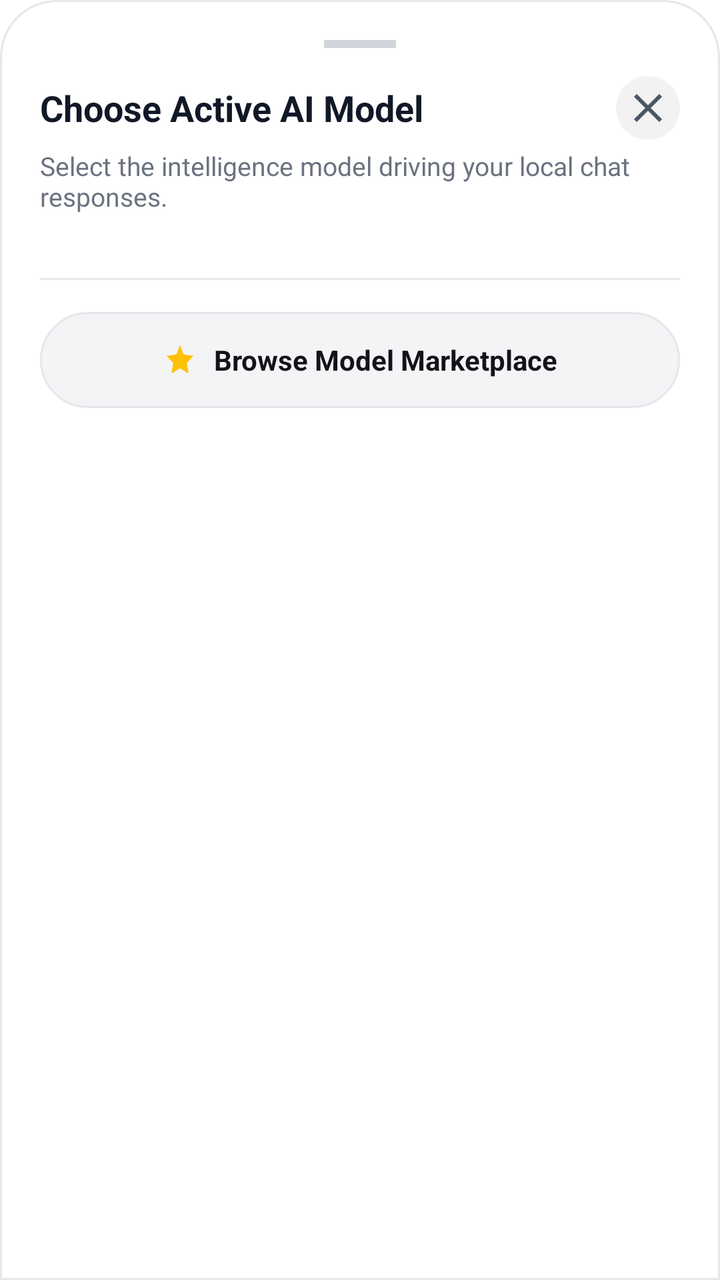
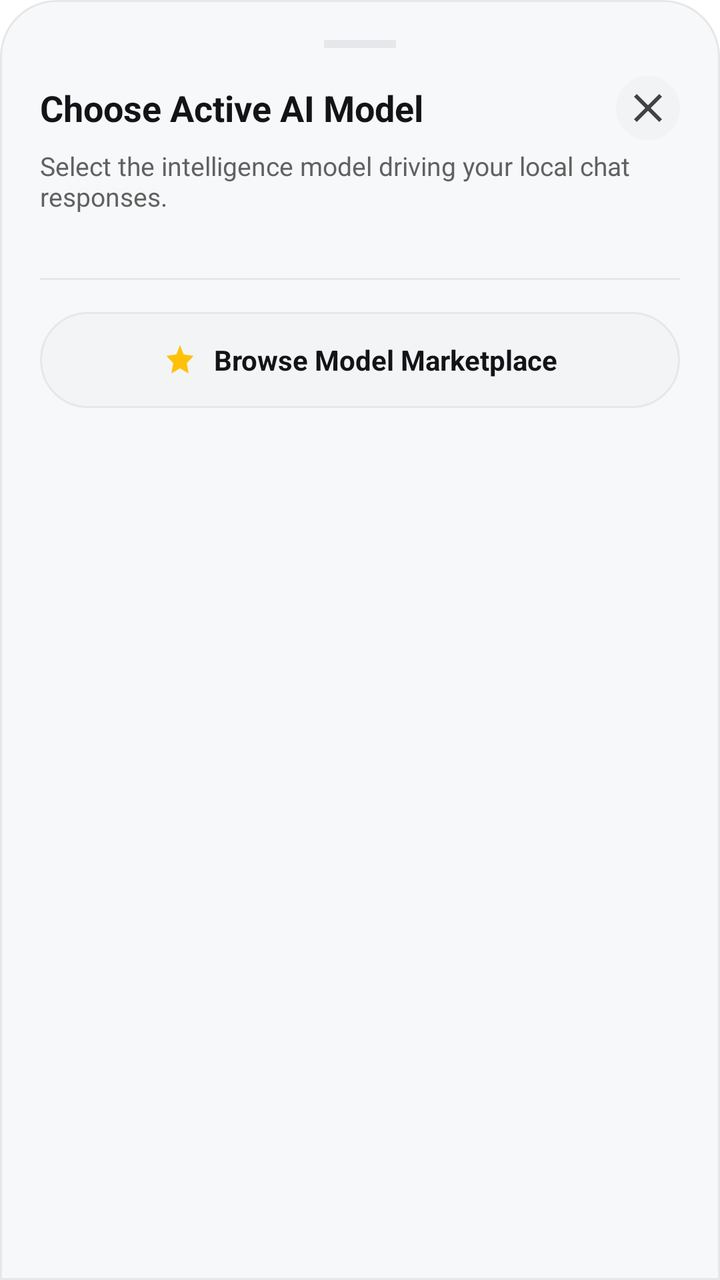

The first picture is an Android layout as it rendered before a commit; the second is the same layout after the commit. The layout source and the unified diff follow.
<!-- AndroidManifest.xml: application theme Theme.AppTempeLate -->
<!-- res/layout/dialog_chat_model_picker.xml -->
<?xml version="1.0" encoding="utf-8"?>
<LinearLayout xmlns:android="http://schemas.android.com/apk/res/android"
    xmlns:app="http://schemas.android.com/apk/res-auto"
    android:layout_width="match_parent"
    android:layout_height="wrap_content"
    android:background="@drawable/bg_bottom_sheet_rounded_top"
    android:orientation="vertical"
    android:padding="20dp">

    
    <View
        android:layout_width="36dp"
        android:layout_height="4dp"
        android:layout_gravity="center_horizontal"
        android:layout_marginBottom="14dp"
        android:background="#D1D5DB" />

    
    <LinearLayout
        android:layout_width="match_parent"
        android:layout_height="wrap_content"
        android:gravity="center_vertical"
        android:orientation="horizontal">

        <TextView
            android:layout_width="0dp"
            android:layout_height="wrap_content"
            android:layout_weight="1"
            android:text="Choose Active AI Model"
            android:textColor="#111827"
            android:textSize="18sp"
            android:textStyle="bold" />

        <ImageButton
            android:id="@+id/btnClosePicker"
            android:layout_width="32dp"
            android:layout_height="32dp"
            android:background="@drawable/bg_circle_icon_button"
            android:contentDescription="Close"
            android:padding="6dp"
            android:src="@drawable/ic_close"
            app:tint="#4B5563" />

    </LinearLayout>

    <TextView
        android:layout_width="match_parent"
        android:layout_height="wrap_content"
        android:layout_marginTop="4dp"
        android:text="Select the intelligence model driving your local chat responses."
        android:textColor="#6B7280"
        android:textSize="13sp" />

    
    <LinearLayout
        android:id="@+id/llPickerModelsContainer"
        android:layout_width="match_parent"
        android:layout_height="wrap_content"
        android:layout_marginTop="16dp"
        android:orientation="vertical" />

    <View
        android:layout_width="match_parent"
        android:layout_height="1dp"
        android:layout_marginVertical="16dp"
        android:background="#E5E7EB" />

    
    <LinearLayout
        android:id="@+id/btnOpenMarketplaceFromPicker"
        android:layout_width="match_parent"
        android:layout_height="48dp"
        android:background="@drawable/bg_button_cancel_pill"
        android:clickable="true"
        android:focusable="true"
        android:gravity="center"
        android:orientation="horizontal"
        android:paddingHorizontal="16dp">

        <ImageView
            android:layout_width="18dp"
            android:layout_height="18dp"
            android:src="@drawable/ic_sparkles" />

        <TextView
            android:layout_width="wrap_content"
            android:layout_height="wrap_content"
            android:layout_marginStart="8dp"
            android:text="Browse Model Marketplace"
            android:textColor="#121417"
            android:textSize="14sp"
            android:textStyle="bold" />

    </LinearLayout>

</LinearLayout>
<!-- resources referenced by this layout -->
<resources>
  <!-- drawable bg_bottom_sheet_rounded_top (drawable) -->
  <?xml version="1.0" encoding="utf-8"?>
  <shape xmlns:android="http://schemas.android.com/apk/res/android"
      android:shape="rectangle">
      <solid android:color="#FFFFFF" />
      <corners
          android:topLeftRadius="28dp"
          android:topRightRadius="28dp"
          android:bottomLeftRadius="0dp"
          android:bottomRightRadius="0dp" />
      <stroke
          android:width="1dp"
          android:color="#E5E7EB" />
  </shape>
  <!-- drawable bg_button_cancel_pill (drawable) -->
  <?xml version="1.0" encoding="utf-8"?>
  <ripple xmlns:android="http://schemas.android.com/apk/res/android"
      android:color="#E5E7EB">
      <item>
          <shape android:shape="rectangle">
              <solid android:color="#F3F4F6" />
              <corners android:radius="24dp" />
              <stroke
                  android:width="1dp"
                  android:color="#E5E7EB" />
          </shape>
      </item>
  </ripple>
  <!-- drawable bg_circle_icon_button (drawable) -->
  <?xml version="1.0" encoding="utf-8"?>
  <ripple xmlns:android="http://schemas.android.com/apk/res/android"
      android:color="#1F000000">
      <item>
          <shape android:shape="oval">
              <solid android:color="#0D000000" />
          </shape>
      </item>
  </ripple>
  <!-- drawable ic_close (drawable) -->
  <vector xmlns:android="http://schemas.android.com/apk/res/android"
      android:width="24dp"
      android:height="24dp"
      android:viewportWidth="24"
      android:viewportHeight="24">
    <path
        android:fillColor="#D8DCDE"
        android:pathData="M19,6.41L17.59,5 12,10.59 6.41,5 5,6.41 10.59,12 5,17.59 6.41,19 12,13.41 17.59,19 19,17.59 13.41,12z"/>
  </vector>
  <!-- drawable ic_sparkles (drawable) -->
  <?xml version="1.0" encoding="utf-8"?>
  <vector xmlns:android="http://schemas.android.com/apk/res/android"
      android:width="24dp"
      android:height="24dp"
      android:viewportWidth="24"
      android:viewportHeight="24">
      <path
          android:fillColor="#FFC107"
          android:pathData="M12,2L14.39,8.26L21,9.27L16.5,14.14L17.77,21L12,17.56L6.23,21L7.5,14.14L3,9.27L9.61,8.26L12,2Z" />
  </vector>
  <style name="Theme.AppTempeLate" parent="Theme.MaterialComponents.DayNight.NoActionBar">
          
          <item name="windowActionBar">false</item>
          <item name="windowNoTitle">true</item>
          <item name="android:windowActionBar">false</item>
          <item name="android:windowNoTitle">true</item>
  
          
          <item name="android:windowBackground">@color/white</item>
          <item name="android:statusBarColor">@color/white</item>
          <item name="android:windowLightStatusBar">true</item>
          <item name="android:navigationBarColor">@color/white</item>
      </style>
  <color name="white">#FFFFFF</color>
</resources>

<!-- the commit's change to res/layout/dialog_chat_model_picker.xml (unified diff, before → after) -->
@@ -13,7 +13,7 @@
         android:layout_height="4dp"
         android:layout_gravity="center_horizontal"
         android:layout_marginBottom="14dp"
-        android:background="#D1D5DB" />
+        android:background="@color/app_card_border" />
 
     
     <LinearLayout
@@ -27,7 +27,7 @@
             android:layout_height="wrap_content"
             android:layout_weight="1"
             android:text="Choose Active AI Model"
-            android:textColor="#111827"
+            android:textColor="@color/text_primary"
             android:textSize="18sp"
             android:textStyle="bold" />
 
@@ -39,7 +39,7 @@
             android:contentDescription="Close"
             android:padding="6dp"
             android:src="@drawable/ic_close"
-            app:tint="#4B5563" />
+            app:tint="@color/icon_tint" />
 
     </LinearLayout>
 
@@ -48,7 +48,7 @@
         android:layout_height="wrap_content"
         android:layout_marginTop="4dp"
         android:text="Select the intelligence model driving your local chat responses."
-        android:textColor="#6B7280"
+        android:textColor="@color/text_secondary"
         android:textSize="13sp" />
 
     
@@ -63,7 +63,7 @@
         android:layout_width="match_parent"
         android:layout_height="1dp"
         android:layout_marginVertical="16dp"
-        android:background="#E5E7EB" />
+        android:background="@color/app_card_border" />
 
     
     <LinearLayout
@@ -87,7 +87,7 @@
             android:layout_height="wrap_content"
             android:layout_marginStart="8dp"
             android:text="Browse Model Marketplace"
-            android:textColor="#121417"
+            android:textColor="@color/text_primary"
             android:textSize="14sp"
             android:textStyle="bold" />
 
<!-- resource entries referenced after the edit -->
@@ -1,10 +1,14 @@
 <!-- resources referenced by this layout -->
 <resources>
+  <color name="app_card_border">#E5E7EB</color>
+  <color name="icon_tint">#424242</color>
+  <color name="text_primary">#121417</color>
+  <color name="text_secondary">#616161</color>
   <!-- drawable bg_bottom_sheet_rounded_top (drawable) -->
   <?xml version="1.0" encoding="utf-8"?>
   <shape xmlns:android="http://schemas.android.com/apk/res/android"
       android:shape="rectangle">
-      <solid android:color="#FFFFFF" />
+      <solid android:color="@color/app_surface_background" />
       <corners
           android:topLeftRadius="28dp"
           android:topRightRadius="28dp"
@@ -12,19 +16,19 @@
           android:bottomRightRadius="0dp" />
       <stroke
           android:width="1dp"
-          android:color="#E5E7EB" />
+          android:color="@color/app_card_border" />
   </shape>
   <!-- drawable bg_button_cancel_pill (drawable) -->
   <?xml version="1.0" encoding="utf-8"?>
   <ripple xmlns:android="http://schemas.android.com/apk/res/android"
-      android:color="#E5E7EB">
+      android:color="#1F000000">
       <item>
           <shape android:shape="rectangle">
-              <solid android:color="#F3F4F6" />
+              <solid android:color="@color/app_card_background" />
               <corners android:radius="24dp" />
               <stroke
                   android:width="1dp"
-                  android:color="#E5E7EB" />
+                  android:color="@color/app_card_border" />
           </shape>
       </item>
   </ripple>
@@ -34,7 +38,7 @@
       android:color="#1F000000">
       <item>
           <shape android:shape="oval">
-              <solid android:color="#0D000000" />
+              <solid android:color="@color/app_icon_button_background" />
           </shape>
       </item>
   </ripple>
@@ -59,19 +63,24 @@
           android:fillColor="#FFC107"
           android:pathData="M12,2L14.39,8.26L21,9.27L16.5,14.14L17.77,21L12,17.56L6.23,21L7.5,14.14L3,9.27L9.61,8.26L12,2Z" />
   </vector>
-  <style name="Theme.AppTempeLate" parent="Theme.MaterialComponents.DayNight.NoActionBar">
+  <style name="Theme.AppTempeLate" parent="Theme.Material3.DayNight.NoActionBar">
           
           <item name="windowActionBar">false</item>
           <item name="windowNoTitle">true</item>
           <item name="android:windowActionBar">false</item>
           <item name="android:windowNoTitle">true</item>
   
-          
-          <item name="android:windowBackground">@color/white</item>
-          <item name="android:statusBarColor">@color/white</item>
+          <item name="android:windowBackground">@color/app_window_background</item>
+          <item name="android:statusBarColor">@color/app_window_background</item>
+          <item name="android:navigationBarColor">@color/app_window_background</item>
           <item name="android:windowLightStatusBar">true</item>
-          <item name="android:navigationBarColor">@color/white</item>
+          <item name="colorSurface">@color/app_surface_background</item>
+          <item name="colorOnSurface">@color/text_primary</item>
+          <item name="colorBackgroundFloating">@color/app_surface_background</item>
       </style>
-  <color name="white">#FFFFFF</color>
+  <color name="app_surface_background">#F7F8FA</color>
+  <color name="app_card_background">#F3F4F6</color>
+  <color name="app_icon_button_background">#F1F3F5</color>
+  <color name="app_window_background">#FFFFFF</color>
 </resources>
 
